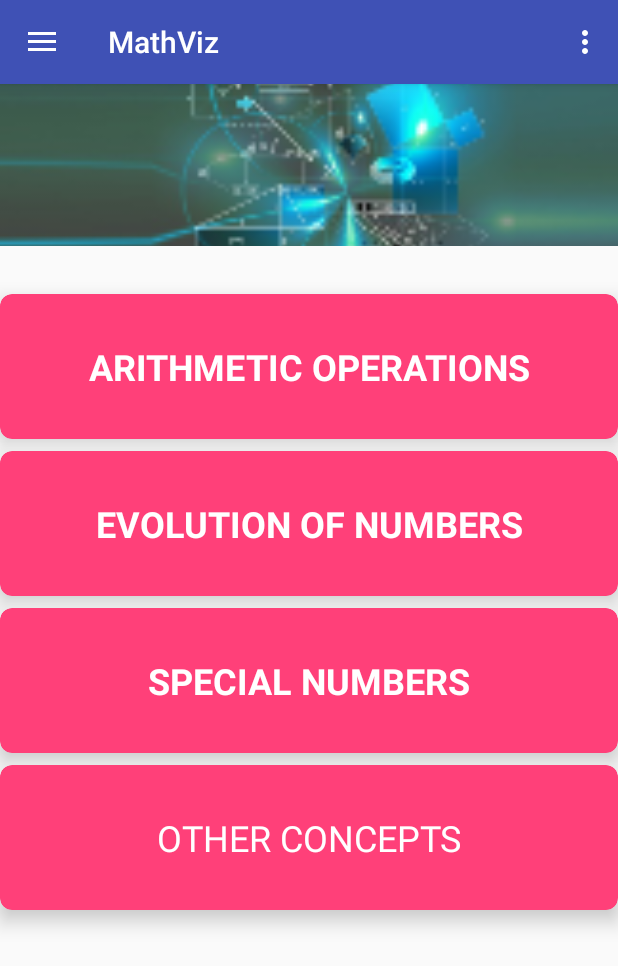
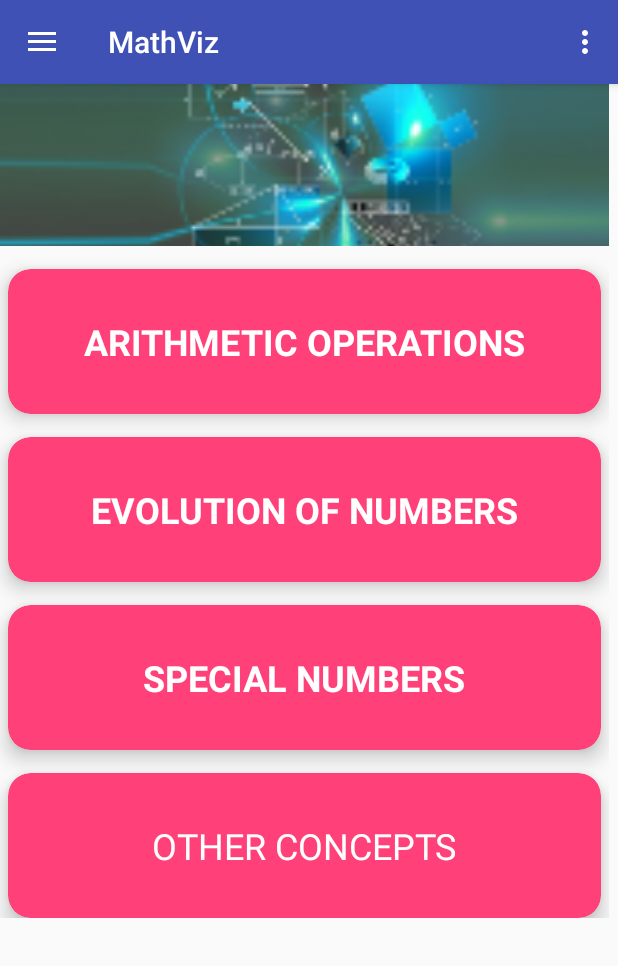
Before and after one commit to kundroomajid/mathviz, an Android app: the screen it shows after launch (MainActivity), on a phone screen of 412 x 824 dp. Shown: the top 966 px of the screen. Run offline under Robolectric (Android 15) with nearby library versions, the phone set to English and light mode, and no system bars.

Commit message:
added scroll view in content_main.xml

```diff
--- a/app/src/main/res/layout/content_main.xml
+++ b/app/src/main/res/layout/content_main.xml
@@ -8,6 +8,19 @@
     tools:context="org.mathviz.MainActivity"
     tools:showIn="@layout/app_bar_main">
 
+    <ScrollView
+        android:layout_width="match_parent"
+        android:layout_height="match_parent"
+        android:fadeScrollbars="true"
+        android:scrollbarSize="6dp"
+        android:scrollbarStyle="outsideInset"
+        android:scrollbarThumbHorizontal="?attr/colorError">
+
+        <LinearLayout
+            android:layout_width="match_parent"
+            android:layout_height="wrap_content"
+            android:orientation="vertical">
+
             <ImageView
                 android:id="@+id/imageView2"
                 android:layout_width="match_parent"
@@ -15,16 +28,18 @@
                 android:cropToPadding="false"
                 android:scaleType="centerCrop"
                 app:layout_constraintTop_toTopOf="parent"
-        app:srcCompat="@mipmap/img_banner1"
-        />
+                app:srcCompat="@mipmap/img_banner1" />
 
             <android.support.v7.widget.CardView
                 android:id="@+id/cardView"
                 android:layout_width="match_parent"
-        android:layout_height="wrap_content"
-        android:layout_marginTop="32dp"
+                android:layout_height="match_parent"
+                android:layout_marginLeft="5dp"
+                android:layout_marginRight="5dp"
+                android:layout_marginTop="15dp"
+                android:clickable="true"
                 app:cardBackgroundColor="@color/colorAccent"
-        app:cardCornerRadius="8dp"
+                app:cardCornerRadius="15dp"
                 app:cardElevation="8dp"
                 app:contentPadding="16dp"
                 app:layout_constraintTop_toBottomOf="@+id/imageView2">
@@ -47,10 +62,13 @@
             <android.support.v7.widget.CardView
                 android:id="@+id/cardView1"
                 android:layout_width="match_parent"
-        android:layout_height="wrap_content"
-        android:layout_marginTop="8dp"
+                android:layout_height="match_parent"
+                android:layout_marginLeft="5dp"
+                android:layout_marginRight="5dp"
+                android:layout_marginTop="15dp"
+                android:clickable="true"
                 app:cardBackgroundColor="@color/colorAccent"
-        app:cardCornerRadius="8dp"
+                app:cardCornerRadius="15dp"
                 app:cardElevation="8dp"
                 app:contentPadding="16dp"
                 app:layout_constraintStart_toStartOf="parent"
@@ -74,10 +92,13 @@
             <android.support.v7.widget.CardView
                 android:id="@+id/cardView2"
                 android:layout_width="match_parent"
-        android:layout_height="wrap_content"
-        android:layout_marginTop="8dp"
+                android:layout_height="match_parent"
+                android:layout_marginLeft="5dp"
+                android:layout_marginRight="5dp"
+                android:layout_marginTop="15dp"
+                android:clickable="true"
                 app:cardBackgroundColor="@color/colorAccent"
-        app:cardCornerRadius="8dp"
+                app:cardCornerRadius="15dp"
                 app:cardElevation="8dp"
                 app:contentPadding="16dp"
                 app:layout_constraintTop_toBottomOf="@+id/cardView1">
@@ -102,10 +123,13 @@
             <android.support.v7.widget.CardView
                 android:id="@+id/cardView3"
                 android:layout_width="match_parent"
-        android:layout_height="wrap_content"
-        android:layout_marginTop="8dp"
+                android:layout_height="match_parent"
+                android:layout_marginLeft="5dp"
+                android:layout_marginRight="5dp"
+                android:layout_marginTop="15dp"
+                android:clickable="true"
                 app:cardBackgroundColor="@color/colorAccent"
-        app:cardCornerRadius="8dp"
+                app:cardCornerRadius="15dp"
                 app:cardElevation="8dp"
                 app:contentPadding="16dp"
                 app:layout_constraintTop_toBottomOf="@+id/cardView2">
@@ -127,5 +151,8 @@
 
             </android.support.v7.widget.CardView>
 
+        </LinearLayout>
+    </ScrollView>
+
 
 </android.support.constraint.ConstraintLayout>
--- a/gradle.properties
+++ b/gradle.properties
@@ -9,7 +9,7 @@
 
 # Specifies the JVM arguments used for the daemon process.
 # The setting is particularly useful for tweaking memory settings.
-org.gradle.jvmargs=-Xmx1536m
+org.gradle.jvmargs=-Xmx1024m
 
 # When configured, Gradle will run in incubating parallel mode.
 # This option should only be used with decoupled projects. More details, visit
```
Lines whose indentation alone changed are shown as unchanged.
